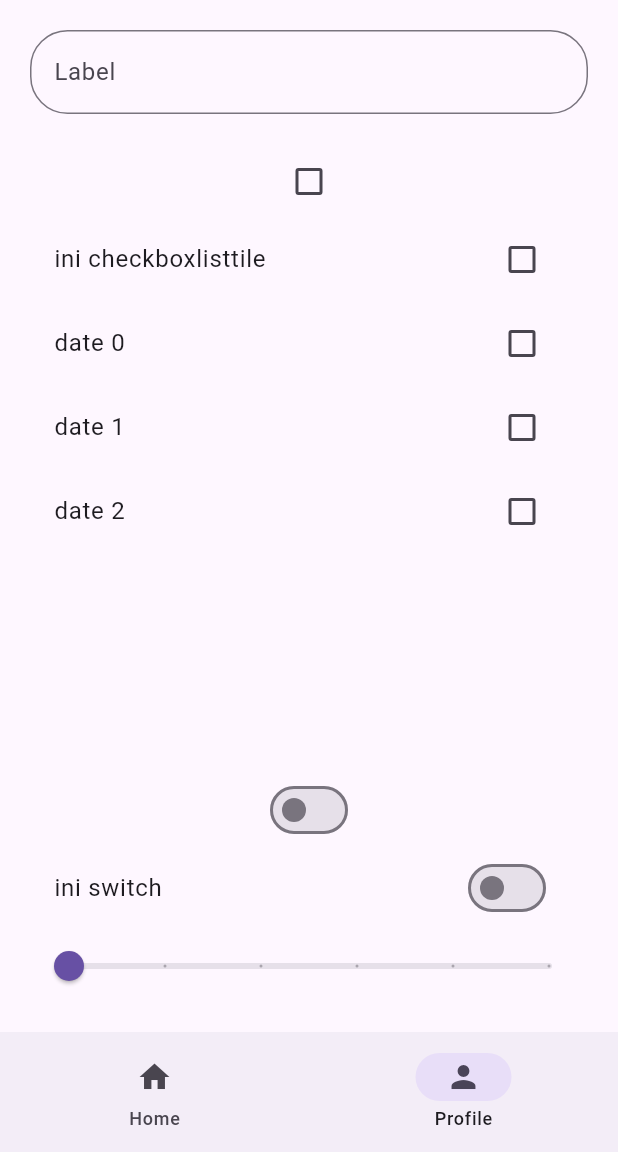
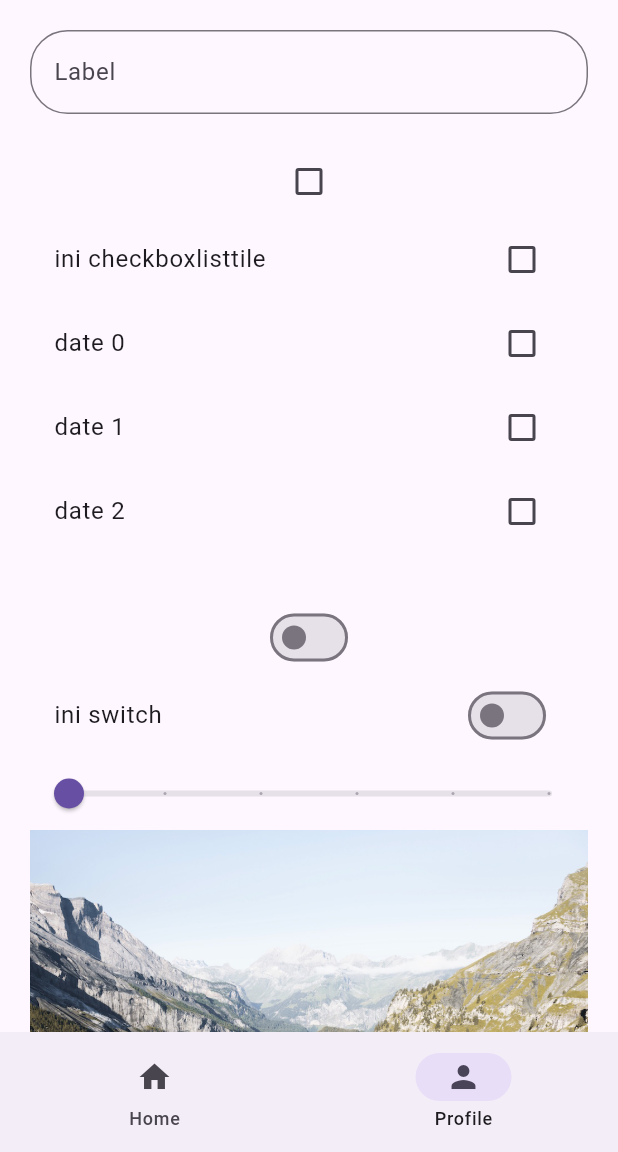
Before and after one commit to DWYOR091/belajar-flutter, a Flutter app: the screen it shows after launch, item 2 of the bottom bar chosen, on a phone screen of 412 x 824 dp, the part 84-1236 px from its top. Run offline on Flutter 3.47's test engine with Material 3 defaults, Android fonts, the phone set to English and light mode, and no system bars.

Commit message:
SingleChildScrollView

```diff
--- a/lib/views/pages/profile_page.dart
+++ b/lib/views/pages/profile_page.dart
@@ -32,14 +32,15 @@ class _ProfilePageState extends State<ProfilePage> {
 
   @override
   Widget build(BuildContext context) {
-    return Padding(
+    return SingleChildScrollView(
+      child: Padding(
         padding: const EdgeInsets.all(20.0),
         child: Column(
           children: [
             TextField(
               controller: textController1,
               decoration: InputDecoration(
-                label: Text("Label"),
+                  label: const Text("Label"),
                   hintText: "Masukan text!",
                   border: OutlineInputBorder(
                       borderRadius: BorderRadius.circular(25))),
@@ -62,15 +63,21 @@ class _ProfilePageState extends State<ProfilePage> {
             CheckboxListTile(
               tristate: true,
               value: isChecked,
-            title: Text("ini checkboxlisttile"),
+              title: const Text("ini checkboxlisttile"),
               onChanged: (value) {
                 setState(() {
                   isChecked = value;
                 });
               },
             ),
-          Flexible(
+            SizedBox(
+              //jika listview ingin scroll sendiri pake expanded atau flexible karena jika dibungkus paka SingleeChildScrollview akan jadi bunging kasih ukuran untuk childnya ;v
+              height: 200,
               child: ListView.builder(
+                shrinkWrap:
+                    true, //jika sudah dibungkan pake ini atau pakai sizebox agar ukurannya ttp
+                physics:
+                    NeverScrollableScrollPhysics(), //jika sudah dibungkan pake ini
                 itemCount: 3,
                 itemBuilder: (BuildContext context, int index) {
                   return CheckboxListTile(
@@ -94,7 +101,7 @@ class _ProfilePageState extends State<ProfilePage> {
               },
             ),
             SwitchListTile.adaptive(
-            title: Text("ini switch"),
+              title: const Text("ini switch"),
               value: isswitch,
               onChanged: (value) {
                 setState(() {
@@ -111,8 +118,11 @@ class _ProfilePageState extends State<ProfilePage> {
                     sliderValue = value;
                     print(value);
                   });
-              })
+                }),
+            Image.asset("assets/images/lake.jpg"),
+            Image.asset("assets/images/lake.jpg"),
           ],
+        ),
       ),
     );
   }
```
Lines whose indentation alone changed are shown as unchanged.
